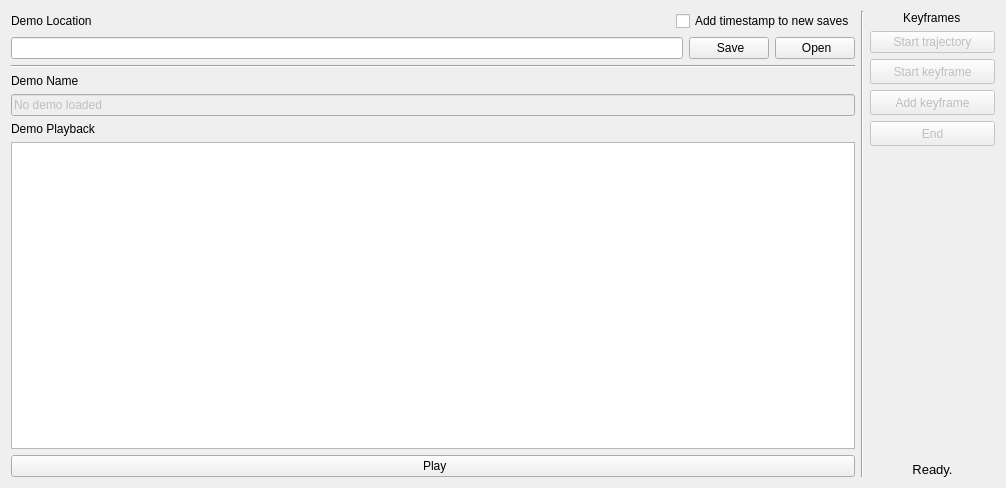
Old version of the form rqt_kinesthetic_teaching/resource/KinestheticTeaching.ui in the repository HLP-R/hlpr_kinesthetic_teaching.
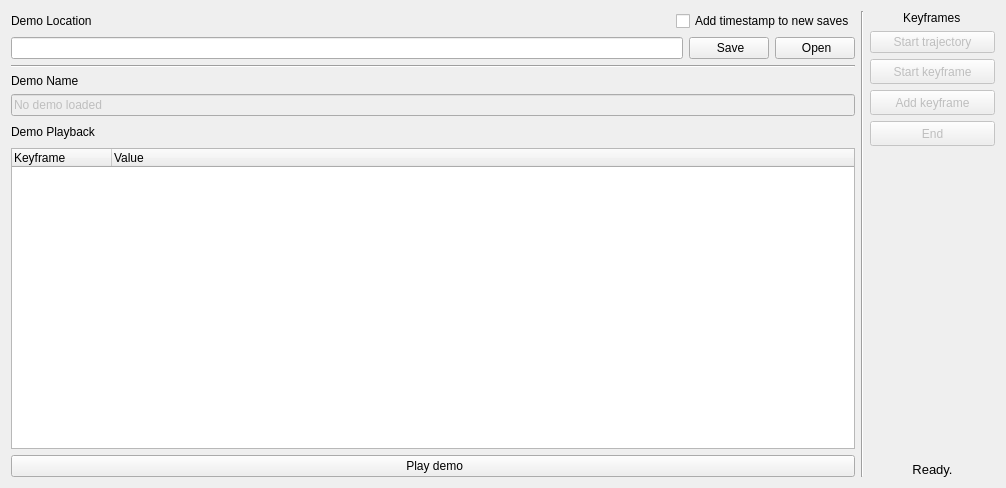
New version of the form. Icons and pictures are not drawn.

Commit message: Implement keyframe loading and display

Diff of the .ui file:
```diff
--- a/rqt_kinesthetic_teaching/resource/KinestheticTeaching.ui
+++ b/rqt_kinesthetic_teaching/resource/KinestheticTeaching.ui
@@ -140,20 +140,10 @@
      </item>
      <item>
       <layout class="QGridLayout" name="gridLayout_3">
-       <item row="0" column="0">
-        <widget class="QLabel" name="demoPlaybackLabel">
-         <property name="text">
-          <string>Demo Playback</string>
-         </property>
-        </widget>
-       </item>
-       <item row="1" column="0">
-        <widget class="QTableView" name="playbackTable"/>
-       </item>
-       <item row="2" column="0">
+       <item row="4" column="0">
         <widget class="QPushButton" name="playDemoButton">
          <property name="text">
-          <string> Play</string>
+          <string> Play demo</string>
          </property>
          <property name="icon">
           <iconset theme="media-playback-start">
@@ -164,6 +154,61 @@
          </property>
         </widget>
        </item>
+       <item row="3" column="0">
+        <widget class="QTreeWidget" name="playbackTree">
+         <column>
+          <property name="text">
+           <string>Keyframe</string>
+          </property>
+         </column>
+         <column>
+          <property name="text">
+           <string>Value</string>
+          </property>
+         </column>
+         <column>
+          <property name="text">
+           <string/>
+          </property>
+         </column>
+        </widget>
+       </item>
+       <item row="1" column="0">
+        <layout class="QHBoxLayout" name="horizontalLayout_4">
+         <item>
+          <widget class="QLabel" name="demoPlaybackLabel">
+           <property name="text">
+            <string>Demo Playback</string>
+           </property>
+          </widget>
+         </item>
+         <item>
+          <spacer name="horizontalSpacer">
+           <property name="orientation">
+            <enum>Qt::Horizontal</enum>
+           </property>
+           <property name="sizeHint" stdset="0">
+            <size>
+             <width>40</width>
+             <height>20</height>
+            </size>
+           </property>
+          </spacer>
+         </item>
+         <item>
+          <widget class="QLabel" name="keyframeCount">
+           <property name="font">
+            <font>
+             <pointsize>10</pointsize>
+            </font>
+           </property>
+           <property name="text">
+            <string/>
+           </property>
+          </widget>
+         </item>
+        </layout>
+       </item>
       </layout>
      </item>
     </layout>
```
The commit also changes 3 other files.
